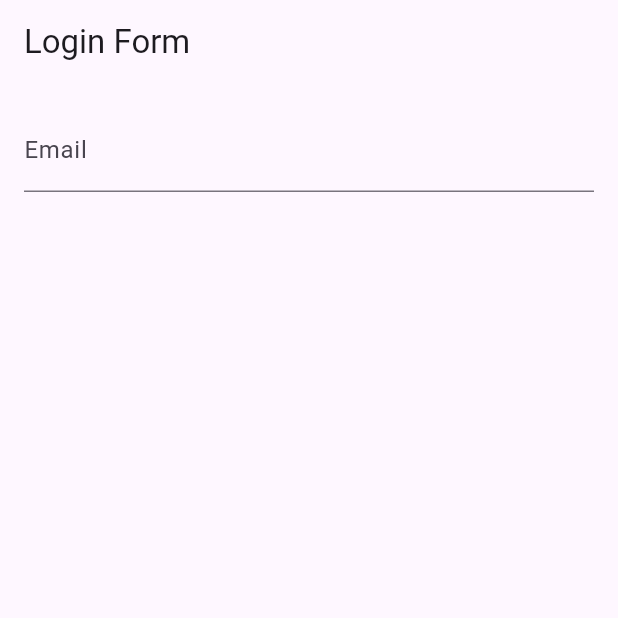
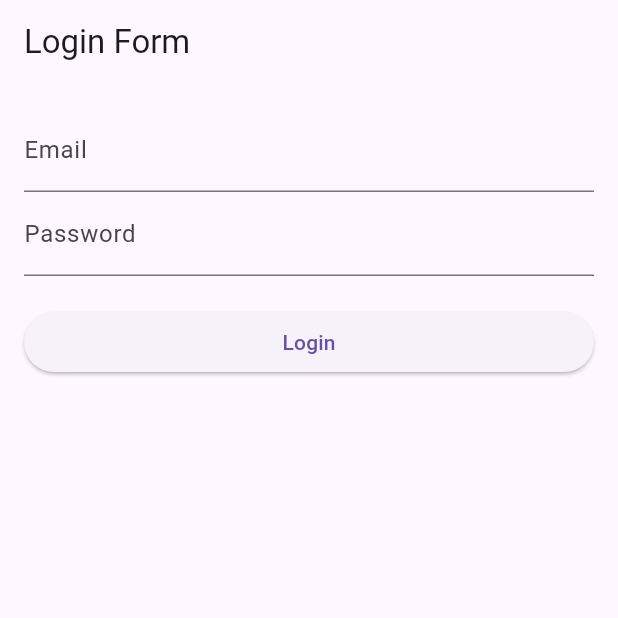
Before and after one commit to thongya/hplayer, a Flutter app: the screen it shows after launch, on a phone screen of 412 x 824 dp, the top half of it. Run offline on Flutter 3.47's test engine with Material 3 defaults, Android fonts, the phone set to English and light mode, and no system bars; our stand-ins replace just_audio, sqflite; accounts and stored records are empty.

Commit message:
added email and password field

```diff
--- a/f_practice/lib/main.dart
+++ b/f_practice/lib/main.dart
@@ -7,12 +7,10 @@ class MyApp extends StatelessWidget {
 
   @override
   Widget build(BuildContext context) {
-    return MaterialApp(
-      debugShowCheckedModeBanner: false,
-      home: LoginPage(),
-    );
+    return MaterialApp(debugShowCheckedModeBanner: false, home: LoginPage());
   }
 }
+
 class LoginPage extends StatefulWidget {
   const LoginPage({super.key});
 
@@ -21,17 +19,15 @@ class LoginPage extends StatefulWidget {
 }
 
 class _LoginPageState extends State<LoginPage> {
-
   final _formKey = GlobalKey<FormState>();
   String? _email, _password;
 
   @override
   Widget build(BuildContext context) {
     return Scaffold(
-      appBar: AppBar(
-        title: Text("Login Form"),
-      ),
-      body: Padding(padding: const EdgeInsets.all(16.0),
+      appBar: AppBar(title: Text("Login Form")),
+      body: Padding(
+        padding: const EdgeInsets.all(16.0),
         child: Form(
           key: _formKey,
           child: Column(
@@ -43,9 +39,34 @@ class _LoginPageState extends State<LoginPage> {
                   if (value == null || value.isEmpty) {
                     return 'Please enter your email';
                   }
+                  if (!RegExp(r'\S+@\S+\.\S+').hasMatch(value)) {
+                    return 'Please enter a valid email';
+                  }
                   return null;
                 },
-            )
+                onSaved: (value) => _email = value,
+              ),
+              TextFormField(
+                decoration: InputDecoration(labelText: 'Password'),
+                obscureText: true,
+                validator: (value) {
+                  if (value == null || value.isEmpty) {
+                    return 'Please enter your password';
+                  }
+                  if (value.length < 6) {
+                    return 'Password must be at least 6 characters long';
+                  }
+                  return null;
+                },
+                onSaved: (value) => _password = value,
+              ),
+              SizedBox(height: 20),
+              ElevatedButton (onPressed: (){
+                if (_formKey.currentState!.validate()) {
+                  _formKey.currentState!.save();
+                  print('Email: $_email, Password: $_password');
+                }
+              }, child: Text('Login'),)
             ],
           ),
         ),
```
Lines whose indentation alone changed are shown as unchanged.
